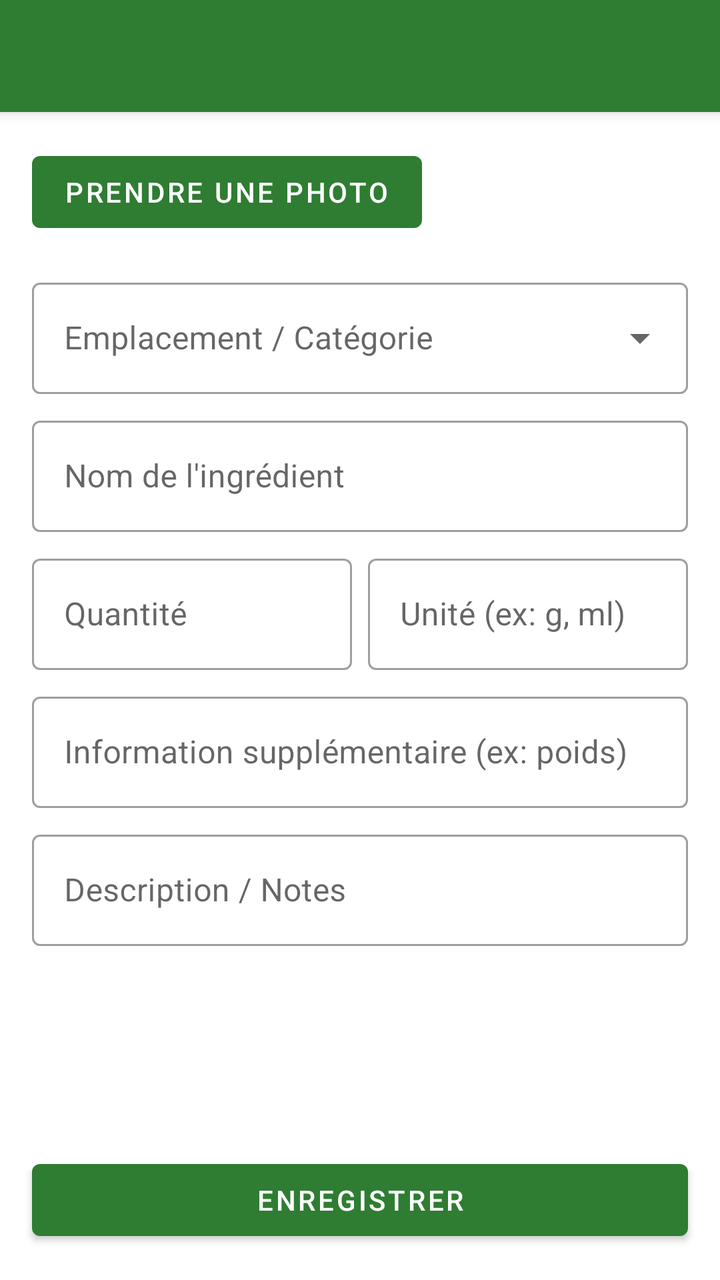
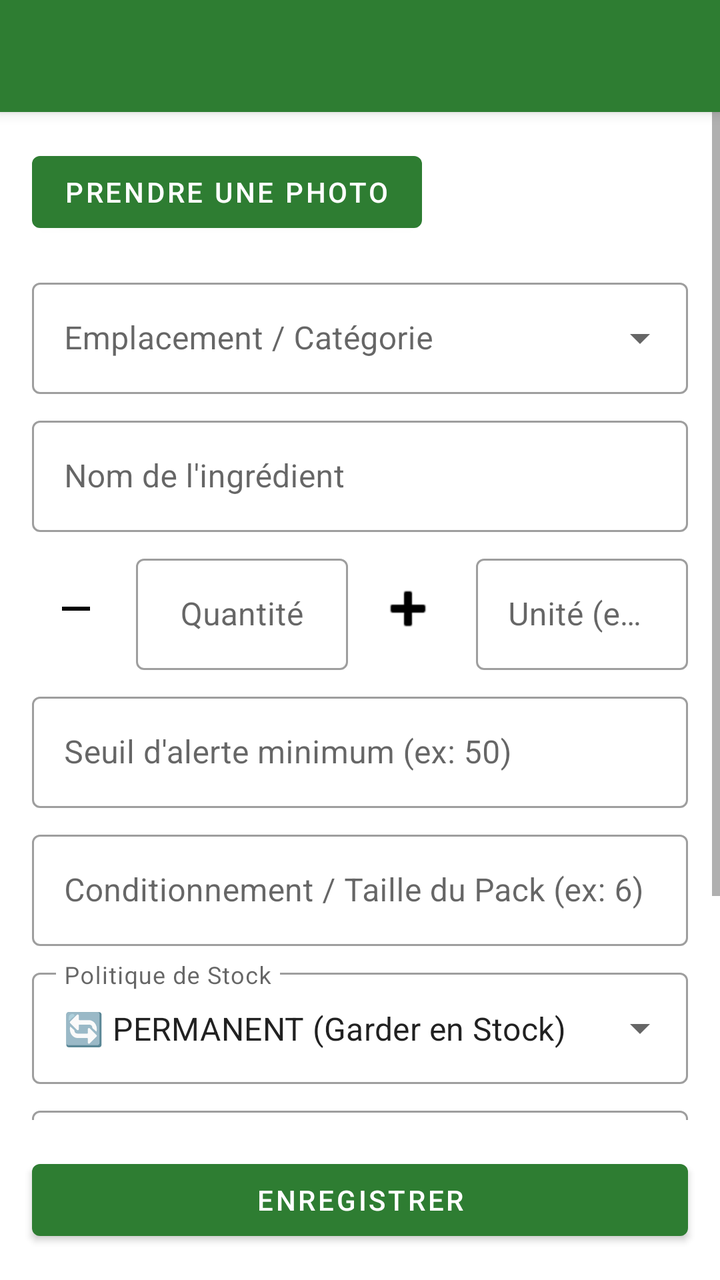

Two renders of the same Android screen: before a commit and after it. Below are the layout's source before the change and the commit's diff.
<!-- AndroidManifest.xml: application theme Theme.ChefInventory -->
<!-- res/layout/activity_edit_ingredient.xml -->
<?xml version="1.0" encoding="utf-8"?>
<RelativeLayout xmlns:android="http://schemas.android.com/apk/res/android"
    xmlns:app="http://schemas.android.com/apk/res-auto"
    xmlns:tools="http://schemas.android.com/tools"
    android:layout_width="match_parent"
    android:layout_height="match_parent"
    android:fitsSystemWindows="true">

    <androidx.appcompat.widget.Toolbar
        android:id="@+id/toolbar"
        android:layout_width="match_parent"
        android:layout_height="?attr/actionBarSize"
        android:background="?attr/colorPrimary"
        android:elevation="4dp"
        android:theme="@style/ThemeOverlay.AppCompat.Dark.ActionBar" />

    <LinearLayout
        android:id="@+id/ll_actions"
        android:layout_width="match_parent"
        android:layout_height="wrap_content"
        android:layout_alignParentBottom="true"
        android:orientation="horizontal"
        android:padding="8dp">

        <Button
            android:id="@+id/btn_delete"
            style="@style/Widget.MaterialComponents.Button.OutlinedButton"
            android:layout_width="0dp"
            android:layout_height="wrap_content"
            android:layout_margin="8dp"
            android:layout_weight="1"
            android:text="Supprimer"
            android:textColor="@android:color/holo_red_dark"
            android:visibility="gone"
            tools:visibility="visible"
            app:strokeColor="@android:color/holo_red_dark" />

        <Button
            android:id="@+id/btn_save"
            android:layout_width="0dp"
            android:layout_height="wrap_content"
            android:layout_margin="8dp"
            android:layout_weight="1"
            android:text="Enregistrer" />
    </LinearLayout>

    <ScrollView
        android:layout_width="match_parent"
        android:layout_height="match_parent"
        android:layout_above="@id/ll_actions"
        android:layout_below="@id/toolbar">

        <LinearLayout
            android:layout_width="match_parent"
            android:layout_height="wrap_content"
            android:orientation="vertical"
            android:padding="16dp">

            <ImageView
                android:id="@+id/iv_ingredient"
                android:layout_width="match_parent"
                android:layout_height="200dp"
                android:layout_marginBottom="16dp"
                android:scaleType="centerCrop"
                android:visibility="gone"
                tools:visibility="visible" />

            <Button
                android:id="@+id/btn_take_picture"
                android:layout_width="wrap_content"
                android:layout_height="wrap_content"
                android:layout_marginBottom="16dp"
                android:text="Prendre une photo" />

            <com.google.android.material.textfield.TextInputLayout
                style="@style/Widget.MaterialComponents.TextInputLayout.OutlinedBox.ExposedDropdownMenu"
                android:layout_width="match_parent"
                android:layout_height="wrap_content"
                android:layout_marginBottom="8dp"
                android:hint="Emplacement / Catégorie">

                <AutoCompleteTextView
                    android:id="@+id/actv_ingredient_location"
                    android:layout_width="match_parent"
                    android:layout_height="wrap_content"
                    android:inputType="none" />
            </com.google.android.material.textfield.TextInputLayout>

            <com.google.android.material.textfield.TextInputLayout
                style="@style/Widget.MaterialComponents.TextInputLayout.OutlinedBox"
                android:layout_width="match_parent"
                android:layout_height="wrap_content"
                android:layout_marginBottom="8dp"
                android:hint="Nom de l'ingrédient">

                <com.google.android.material.textfield.TextInputEditText
                    android:id="@+id/et_name"
                    android:layout_width="match_parent"
                    android:layout_height="wrap_content"
                    android:inputType="textCapWords" />
            </com.google.android.material.textfield.TextInputLayout>

            <LinearLayout
                android:layout_width="match_parent"
                android:layout_height="wrap_content"
                android:layout_marginBottom="8dp"
                android:orientation="horizontal">

                <com.google.android.material.textfield.TextInputLayout
                    style="@style/Widget.MaterialComponents.TextInputLayout.OutlinedBox"
                    android:layout_width="0dp"
                    android:layout_height="wrap_content"
                    android:layout_marginEnd="8dp"
                    android:layout_weight="1"
                    android:hint="Quantité">

                    <com.google.android.material.textfield.TextInputEditText
                        android:id="@+id/et_quantity"
                        android:layout_width="match_parent"
                        android:layout_height="wrap_content"
                        android:inputType="numberDecimal" />
                </com.google.android.material.textfield.TextInputLayout>

                <com.google.android.material.textfield.TextInputLayout
                    style="@style/Widget.MaterialComponents.TextInputLayout.OutlinedBox"
                    android:layout_width="0dp"
                    android:layout_height="wrap_content"
                    android:layout_weight="1"
                    android:hint="Unité (ex: g, ml)">

                    <com.google.android.material.textfield.TextInputEditText
                        android:id="@+id/et_unit"
                        android:layout_width="match_parent"
                        android:layout_height="wrap_content"
                        android:inputType="text" />
                </com.google.android.material.textfield.TextInputLayout>
            </LinearLayout>

            <com.google.android.material.textfield.TextInputLayout
                style="@style/Widget.MaterialComponents.TextInputLayout.OutlinedBox"
                android:layout_width="match_parent"
                android:layout_height="wrap_content"
                android:layout_marginBottom="8dp"
                android:hint="Information supplémentaire (ex: poids)">

                <com.google.android.material.textfield.TextInputEditText
                    android:id="@+id/et_supplemental_info"
                    android:layout_width="match_parent"
                    android:layout_height="wrap_content"
                    android:inputType="text" />
            </com.google.android.material.textfield.TextInputLayout>

            <com.google.android.material.textfield.TextInputLayout
                style="@style/Widget.MaterialComponents.TextInputLayout.OutlinedBox"
                android:layout_width="match_parent"
                android:layout_height="wrap_content"
                android:layout_marginBottom="8dp"
                android:hint="Description / Notes">

                <com.google.android.material.textfield.TextInputEditText
                    android:id="@+id/et_description"
                    android:layout_width="match_parent"
                    android:layout_height="wrap_content"
                    android:inputType="textMultiLine" />
            </com.google.android.material.textfield.TextInputLayout>

        </LinearLayout>
    </ScrollView>

</RelativeLayout>
<!-- resources referenced by this layout -->
<resources>
  <style name="Theme.ChefInventory" parent="Theme.MaterialComponents.DayNight.NoActionBar">
          <item name="colorPrimary">@color/colorPrimary</item>
          <item name="colorPrimaryVariant">@color/colorPrimaryVariant</item>
          <item name="colorOnPrimary">@color/colorOnPrimary</item>
          <item name="colorSecondary">@color/colorSecondary</item>
          <item name="colorSecondaryVariant">@color/colorSecondaryVariant</item>
          <item name="colorOnSecondary">@color/colorOnSecondary</item>
          <item name="colorError">@color/colorError</item>
          <item name="colorOnError">@color/colorOnError</item>
          <item name="android:statusBarColor">?attr/colorPrimaryVariant</item>
          <item name="android:windowBackground">@android:color/white</item>
      </style>
  <color name="colorPrimary">#FF2E7D32</color>
  <color name="colorPrimaryVariant">#FF1B5E20</color>
  <color name="colorOnPrimary">#FFFFFFFF</color>
  <color name="colorSecondary">#FF4CAF50</color>
  <color name="colorSecondaryVariant">#FF388E3C</color>
  <color name="colorOnSecondary">#FF000000</color>
  <color name="colorError">#FFC107</color>
  <color name="colorOnError">#FF000000</color>
</resources>

<!-- the commit's change to res/layout/activity_edit_ingredient.xml (unified diff, before → after) -->
@@ -104,7 +104,18 @@
                 android:layout_width="match_parent"
                 android:layout_height="wrap_content"
                 android:layout_marginBottom="8dp"
+                android:gravity="center_vertical"
                 android:orientation="horizontal">
+
+                <ImageButton
+                    android:id="@+id/btnEditDecrement"
+                    android:layout_width="44dp"
+                    android:layout_height="44dp"
+                    android:layout_marginEnd="8dp"
+                    android:background="?attr/selectableItemBackgroundBorderless"
+                    android:contentDescription="Diminuer"
+                    app:tint="?attr/colorOnSurface"
+                    android:src="@drawable/ic_minus" />
 
                 <com.google.android.material.textfield.TextInputLayout
                     style="@style/Widget.MaterialComponents.TextInputLayout.OutlinedBox"
@@ -118,8 +129,19 @@
                         android:id="@+id/et_quantity"
                         android:layout_width="match_parent"
                         android:layout_height="wrap_content"
+                        android:gravity="center"
                         android:inputType="numberDecimal" />
                 </com.google.android.material.textfield.TextInputLayout>
+
+                <ImageButton
+                    android:id="@+id/btnEditIncrement"
+                    android:layout_width="44dp"
+                    android:layout_height="44dp"
+                    android:layout_marginEnd="12dp"
+                    android:background="?attr/selectableItemBackgroundBorderless"
+                    android:contentDescription="Augmenter"
+                    app:tint="?attr/colorOnSurface"
+                    android:src="@android:drawable/ic_input_add" />
 
                 <com.google.android.material.textfield.TextInputLayout
                     style="@style/Widget.MaterialComponents.TextInputLayout.OutlinedBox"
@@ -141,6 +163,49 @@
                 android:layout_width="match_parent"
                 android:layout_height="wrap_content"
                 android:layout_marginBottom="8dp"
+                android:hint="Seuil d'alerte minimum (ex: 50)">
+
+                <com.google.android.material.textfield.TextInputEditText
+                    android:id="@+id/et_min_threshold"
+                    android:layout_width="match_parent"
+                    android:layout_height="wrap_content"
+                    android:inputType="numberDecimal" />
+            </com.google.android.material.textfield.TextInputLayout>
+
+            <com.google.android.material.textfield.TextInputLayout
+                style="@style/Widget.MaterialComponents.TextInputLayout.OutlinedBox"
+                android:layout_width="match_parent"
+                android:layout_height="wrap_content"
+                android:layout_marginBottom="8dp"
+                android:hint="Conditionnement / Taille du Pack (ex: 6)">
+
+                <com.google.android.material.textfield.TextInputEditText
+                    android:id="@+id/et_pack_size"
+                    android:layout_width="match_parent"
+                    android:layout_height="wrap_content"
+                    android:inputType="numberDecimal" />
+            </com.google.android.material.textfield.TextInputLayout>
+
+            <com.google.android.material.textfield.TextInputLayout
+                style="@style/Widget.MaterialComponents.TextInputLayout.OutlinedBox.ExposedDropdownMenu"
+                android:layout_width="match_parent"
+                android:layout_height="wrap_content"
+                android:layout_marginBottom="8dp"
+                android:hint="Politique de Stock">
+
+                <AutoCompleteTextView
+                    android:id="@+id/actv_stock_policy"
+                    android:layout_width="match_parent"
+                    android:layout_height="wrap_content"
+                    android:inputType="none"
+                    android:text="🔄 PERMANENT (Garder en Stock)" />
+            </com.google.android.material.textfield.TextInputLayout>
+
+            <com.google.android.material.textfield.TextInputLayout
+                style="@style/Widget.MaterialComponents.TextInputLayout.OutlinedBox"
+                android:layout_width="match_parent"
+                android:layout_height="wrap_content"
+                android:layout_marginBottom="8dp"
                 android:hint="Information supplémentaire (ex: poids)">
 
                 <com.google.android.material.textfield.TextInputEditText
<!-- resource entries referenced after the edit -->
@@ -1,5 +1,17 @@
 <!-- resources referenced by this layout -->
 <resources>
+  <!-- drawable ic_minus (drawable) -->
+  <?xml version="1.0" encoding="utf-8"?>
+  <vector xmlns:android="http://schemas.android.com/apk/res/android"
+      android:width="24dp"
+      android:height="24dp"
+      android:viewportWidth="24"
+      android:viewportHeight="24"
+      android:tint="?attr/colorOnSurface">
+    <path
+        android:fillColor="@android:color/white"
+        android:pathData="M19,13H5v-2h14v2z"/>
+  </vector>
   <style name="Theme.ChefInventory" parent="Theme.MaterialComponents.DayNight.NoActionBar">
           <item name="colorPrimary">@color/colorPrimary</item>
           <item name="colorPrimaryVariant">@color/colorPrimaryVariant</item>
